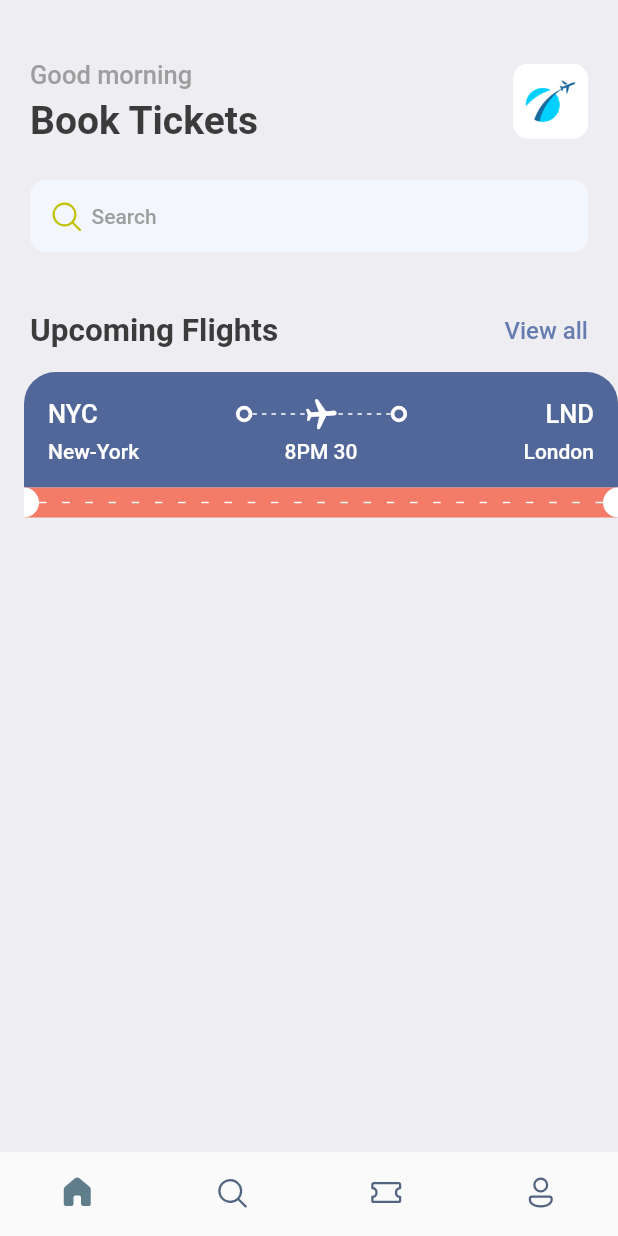
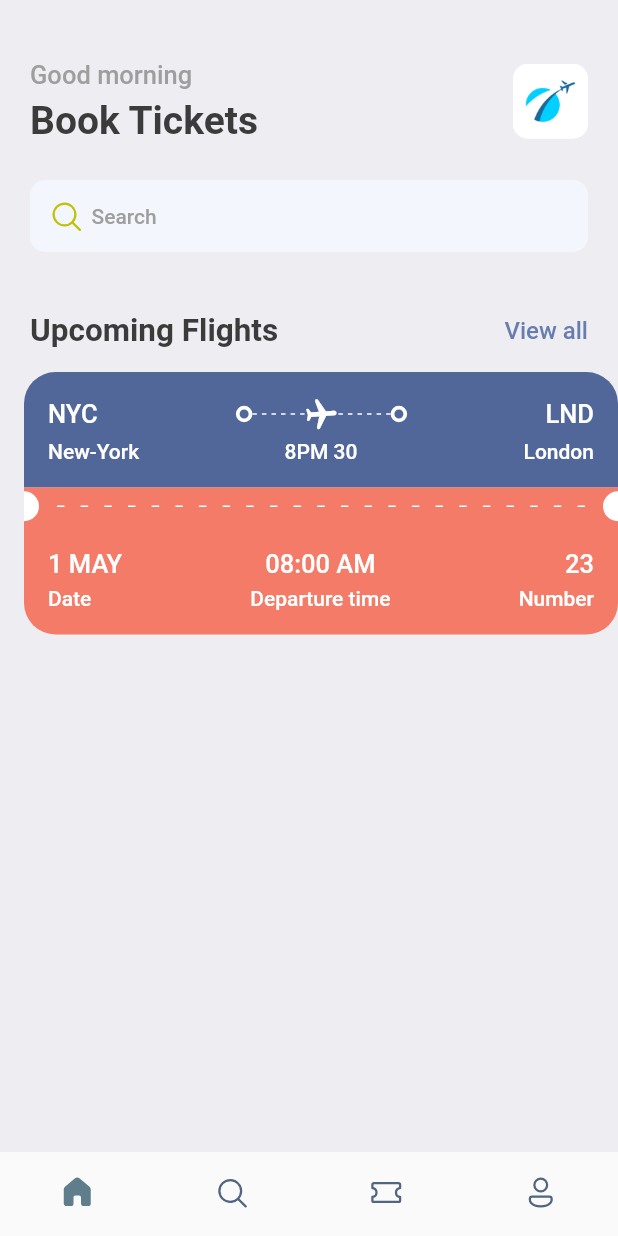
Before and after one commit to ProsperChihimba/tickets-app, a Flutter app: the screen it shows after launch, on a phone screen of 412 x 824 dp. Run offline on Flutter 3.47's test engine with Material 2 defaults, Android fonts, the phone set to English and light mode, and no system bars; our stand-ins replace fluentui_icons, gap.

Commit message:
Initial design of ticket card

```diff
--- a/lib/screens/ticket_view.dart
+++ b/lib/screens/ticket_view.dart
@@ -133,7 +133,10 @@ class TicketView extends StatelessWidget {
                               bottomRight: Radius.circular(10))),
                     ),
                   ),
-                  Expanded(child: LayoutBuilder(builder:
+                  Expanded(
+                      child: Padding(
+                    padding: const EdgeInsets.all(12.0),
+                    child: LayoutBuilder(builder:
                         (BuildContext context, BoxConstraints constraints) {
                       return Flex(
                           direction: Axis.horizontal,
@@ -149,7 +152,8 @@ class TicketView extends StatelessWidget {
                                           BoxDecoration(color: Colors.white),
                                     ),
                                   )));
-                  })),
+                    }),
+                  )),
                   const SizedBox(
                     height: 20,
                     width: 10,
@@ -163,6 +167,74 @@ class TicketView extends StatelessWidget {
                   )
                 ],
               ),
+            ),
+
+            // Buttom part of orange ticket
+            Container(
+              decoration: BoxDecoration(
+                  color: Styles.orangeColor,
+                  borderRadius: const BorderRadius.only(
+                    bottomLeft: Radius.circular(21),
+                    bottomRight: Radius.circular(21),
+                  )),
+              padding: const EdgeInsets.all(16.0),
+              child: Column(
+                children: [
+                  Row(
+                    mainAxisAlignment: MainAxisAlignment.spaceBetween,
+                    children: [
+                      Column(
+                        crossAxisAlignment: CrossAxisAlignment.start,
+                        children: [
+                          Text(
+                            "1 MAY",
+                            style: Styles.headLineStyle3
+                                .copyWith(color: Colors.white),
+                          ),
+                          const Gap(5),
+                          Text(
+                            "Date",
+                            style: Styles.headLineStyle4
+                                .copyWith(color: Colors.white),
+                          )
+                        ],
+                      ),
+                      Column(
+                        crossAxisAlignment: CrossAxisAlignment.center,
+                        children: [
+                          Text(
+                            "08:00 AM",
+                            style: Styles.headLineStyle3
+                                .copyWith(color: Colors.white),
+                          ),
+                          const Gap(5),
+                          Text(
+                            "Departure time",
+                            style: Styles.headLineStyle4
+                                .copyWith(color: Colors.white),
+                          )
+                        ],
+                      ),
+                      Column(
+                        crossAxisAlignment: CrossAxisAlignment.end,
+                        children: [
+                          Text(
+                            "23",
+                            style: Styles.headLineStyle3
+                                .copyWith(color: Colors.white),
+                          ),
+                          const Gap(5),
+                          Text(
+                            "Number",
+                            style: Styles.headLineStyle4
+                                .copyWith(color: Colors.white),
+                          )
+                        ],
+                      )
+                    ],
+                  )
+                ],
+              ),
             )
           ],
         ),
```
Lines whose indentation alone changed are shown as unchanged.
